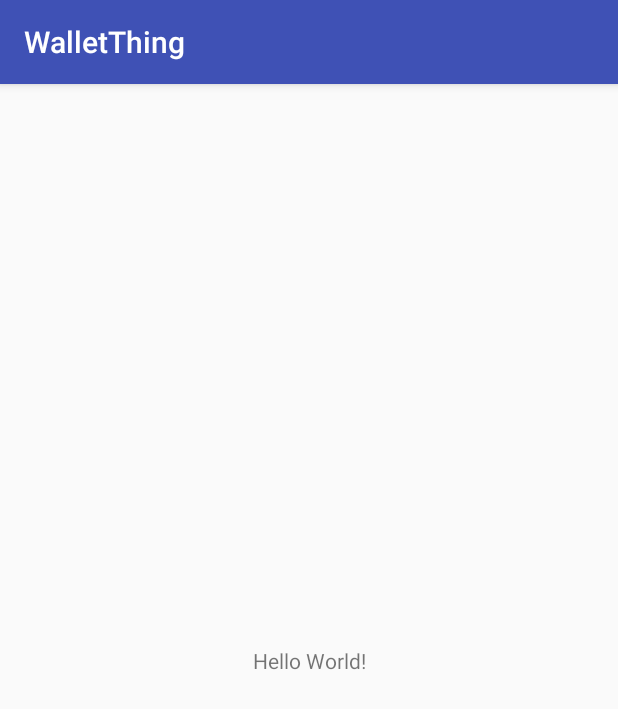
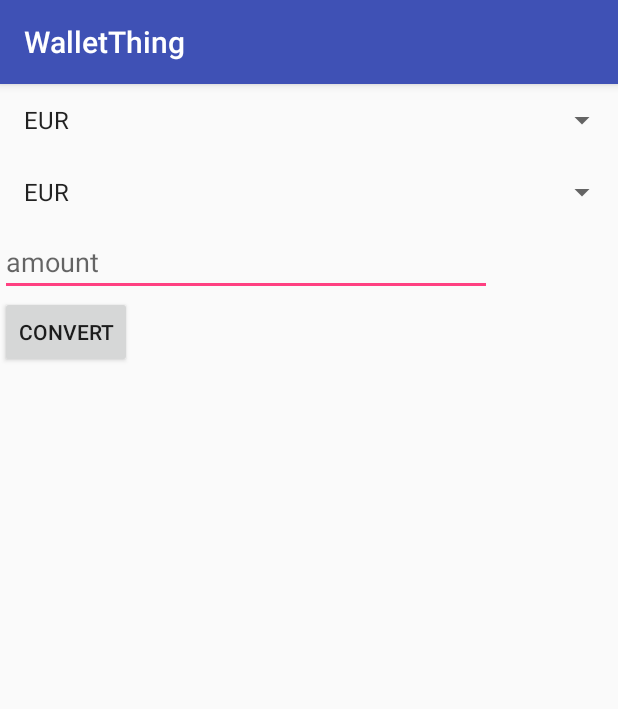
Before and after one commit to GMMan/hacked2018, an Android app: the screen it shows after launch (MainActivity), on a phone screen of 412 x 824 dp. Shown: the top 709 px of the screen. Run offline under Robolectric (Android 15) with nearby library versions, the phone set to English and light mode, and no system bars.

Commit message:
Add UI elements for test converter

```diff
--- a/app/src/main/java/blue/golem/android/walletthing/MainActivity.java
+++ b/app/src/main/java/blue/golem/android/walletthing/MainActivity.java
@@ -2,12 +2,30 @@ package blue.golem.android.walletthing;
 
 import android.support.v7.app.AppCompatActivity;
 import android.os.Bundle;
+import android.widget.ArrayAdapter;
+import android.widget.Spinner;
+
+import java.util.Set;
 
 public class MainActivity extends AppCompatActivity {
+
+    CurrencyConverter currencyConverter = new CurrencyConverter();
 
     @Override
     protected void onCreate(Bundle savedInstanceState) {
         super.onCreate(savedInstanceState);
         setContentView(R.layout.activity_main);
     }
+
+    @Override
+    protected void onStart() {
+        super.onStart();
+        Spinner fromSpinner = findViewById(R.id.fromSpinner);
+        Spinner toSpinner = findViewById(R.id.toSpinner);
+        Set<String> currencies = currencyConverter.getCurrencies();
+        String[] currArr = currencies.toArray(new String[0]);
+        ArrayAdapter<String> adapter = new ArrayAdapter<>(this, android.R.layout.simple_list_item_1, currArr);
+        fromSpinner.setAdapter(adapter);
+        toSpinner.setAdapter(adapter);
+    }
 }
--- a/app/src/main/res/layout/activity_main.xml
+++ b/app/src/main/res/layout/activity_main.xml
@@ -1,18 +1,43 @@
 <?xml version="1.0" encoding="utf-8"?>
-<android.support.constraint.ConstraintLayout xmlns:android="http://schemas.android.com/apk/res/android"
+<LinearLayout xmlns:android="http://schemas.android.com/apk/res/android"
     xmlns:app="http://schemas.android.com/apk/res-auto"
     xmlns:tools="http://schemas.android.com/tools"
     android:layout_width="match_parent"
     android:layout_height="match_parent"
+    android:orientation="vertical"
     tools:context="blue.golem.android.walletthing.MainActivity">
 
-    <TextView
+    <Spinner
+        android:id="@+id/fromSpinner"
+        android:layout_width="match_parent"
+        android:layout_height="wrap_content"
+        tools:layout_editor_absoluteX="8dp"
+        tools:layout_editor_absoluteY="16dp" />
+
+    <Spinner
+        android:id="@+id/toSpinner"
+        android:layout_width="match_parent"
+        android:layout_height="wrap_content"
+        tools:layout_editor_absoluteX="8dp"
+        tools:layout_editor_absoluteY="40dp" />
+
+    <EditText
+        android:id="@+id/amountEdit"
+        android:layout_width="match_parent"
+        android:layout_height="wrap_content"
+        android:layout_marginEnd="84dp"
+        android:ems="10"
+        android:hint="amount"
+        android:inputType="numberDecimal"
+        app:layout_constraintEnd_toEndOf="parent"
+        tools:layout_editor_absoluteY="64dp" />
+
+    <Button
+        android:id="@+id/convertButton"
         android:layout_width="wrap_content"
         android:layout_height="wrap_content"
-        android:text="Hello World!"
-        app:layout_constraintBottom_toBottomOf="parent"
-        app:layout_constraintLeft_toLeftOf="parent"
-        app:layout_constraintRight_toRightOf="parent"
-        app:layout_constraintTop_toTopOf="parent" />
+        android:text="Convert"
+        tools:layout_editor_absoluteX="148dp"
+        tools:layout_editor_absoluteY="122dp" />
 
-</android.support.constraint.ConstraintLayout>
+</LinearLayout>
```
